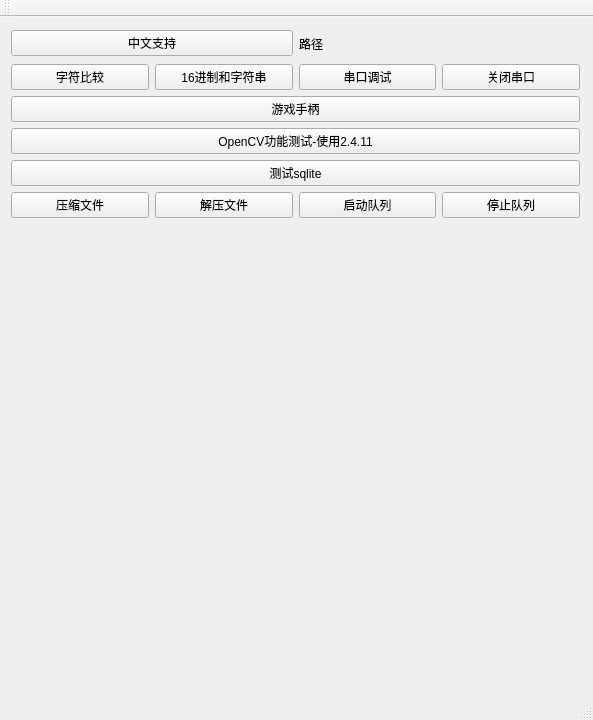
Above: UtilGui/src/UtilGui.ui from fg2fg3/UtilSdk before the change. Below: the same form after it.
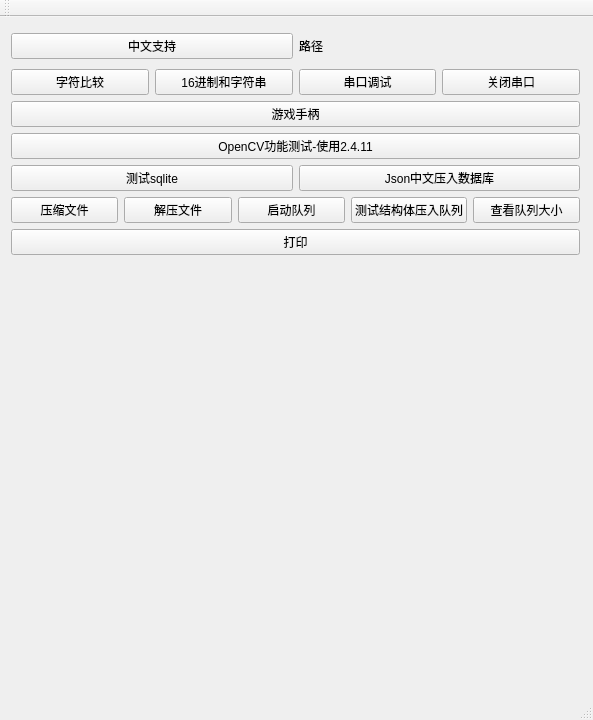
That is the form after the change.

Commit message: 增加cjson可以进行json字符串增加汉字，解析json等操作

What changed in the file:
```diff
--- a/UtilGui/src/UtilGui.ui
+++ b/UtilGui/src/UtilGui.ui
@@ -20,7 +20,7 @@
       <x>0</x>
       <y>1</y>
       <width>591</width>
-      <height>211</height>
+      <height>248</height>
      </rect>
     </property>
     <layout class="QVBoxLayout" name="verticalLayout">
@@ -89,6 +89,8 @@
       </widget>
      </item>
      <item>
+      <layout class="QHBoxLayout" name="horizontalLayout_4">
+       <item>
       <widget class="QPushButton" name="m_pBtSqlite">
        <property name="text">
         <string>测试sqlite</string>
@@ -96,6 +98,15 @@
       </widget>
      </item>
      <item>
+        <widget class="QPushButton" name="m_pBtJson2Db">
+         <property name="text">
+          <string>Json中文压入数据库</string>
+         </property>
+        </widget>
+       </item>
+      </layout>
+     </item>
+     <item>
       <layout class="QHBoxLayout" name="horizontalLayout_2">
        <item>
         <widget class="QPushButton" name="m_pBtZipFile">
@@ -121,12 +132,26 @@
        <item>
         <widget class="QPushButton" name="m_pBtStopQueue">
          <property name="text">
-          <string>停止队列</string>
+          <string>测试结构体压入队列</string>
+         </property>
+        </widget>
+       </item>
+       <item>
+        <widget class="QPushButton" name="m_pBtQueueSize">
+         <property name="text">
+          <string>查看队列大小</string>
          </property>
         </widget>
        </item>
       </layout>
      </item>
+     <item>
+      <widget class="QPushButton" name="m_pBtPrint">
+       <property name="text">
+        <string>打印</string>
+       </property>
+      </widget>
+     </item>
     </layout>
    </widget>
   </widget>
```
Lines whose indentation alone changed are shown as unchanged. The commit also changes 16 other files.
